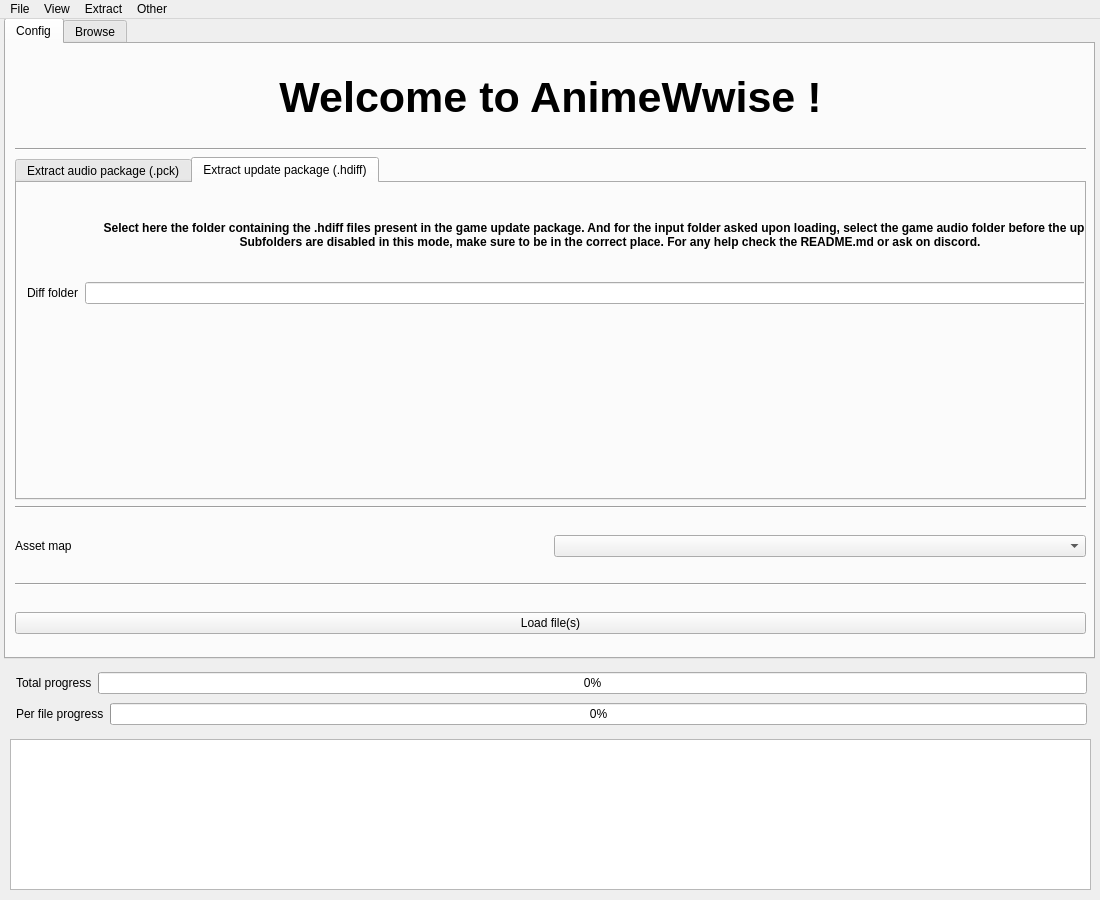
Escartem/AnimeWwise, file gui.ui: the form before one commit.
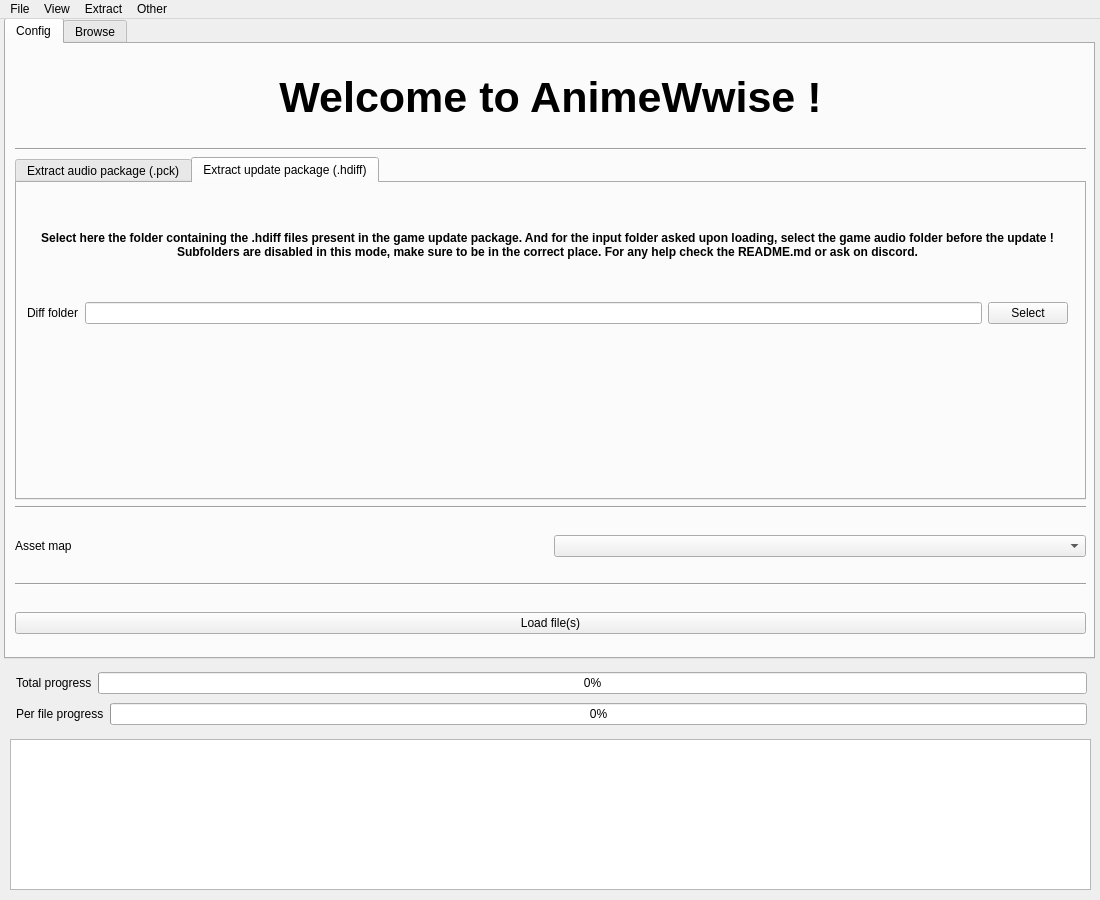
The form after the commit. The open tabs and pages were chosen to show the change.

The edit to the form file:
```diff
--- a/gui.ui
+++ b/gui.ui
@@ -186,8 +186,8 @@
             <rect>
              <x>10</x>
              <y>10</y>
-             <width>1166</width>
-             <height>111</height>
+             <width>1041</width>
+             <height>131</height>
             </rect>
            </property>
            <layout class="QGridLayout" name="hdiffGrid">
@@ -233,6 +233,9 @@
               <property name="alignment">
                <set>Qt::AlignCenter</set>
               </property>
+              <property name="wordWrap">
+               <bool>true</bool>
+              </property>
              </widget>
             </item>
            </layout>
```
